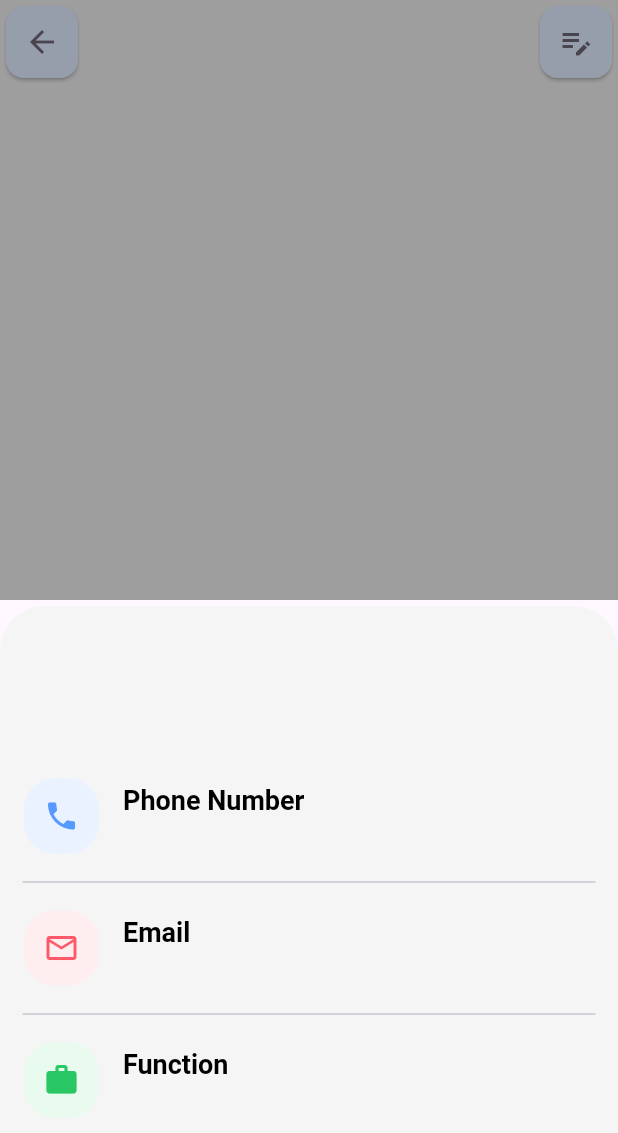
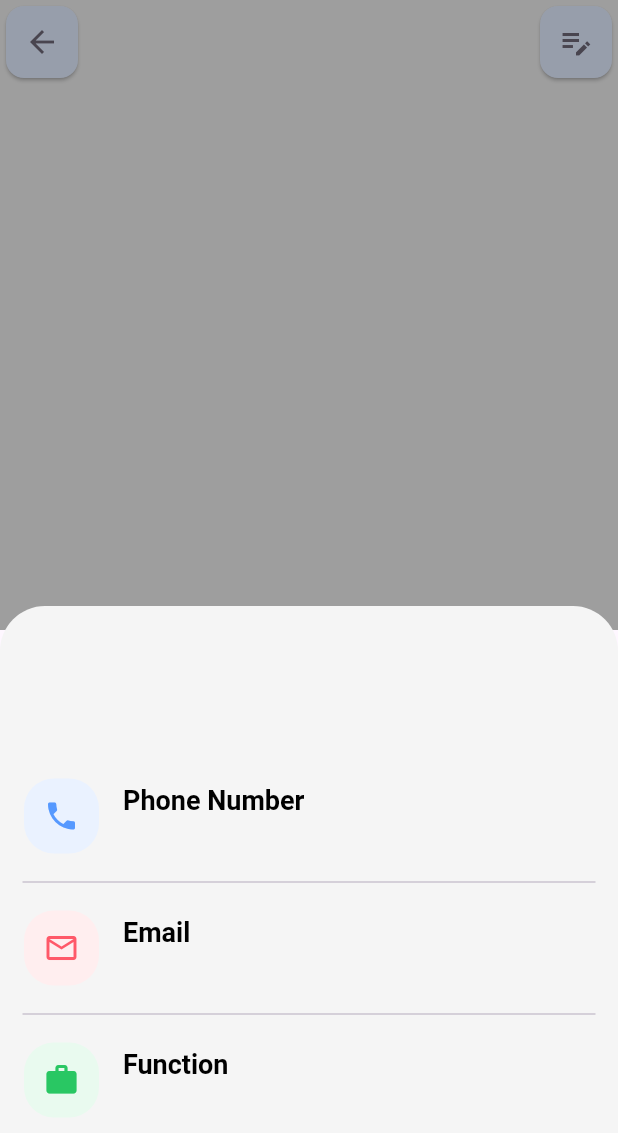
Before and after one commit to mustfa-magdy-mohamed-nasr/contact_app, a Flutter app: the DetalisView screen opened directly with empty values, on a phone screen of 412 x 824 dp. Shown: the top 1133 px of the screen. Run offline on Flutter 3.47's test engine with Material 3 defaults, Android fonts, the phone set to English and light mode, and no system bars; our stand-ins replace bloc, flutter_bloc, flutter_slidable, hive, hive_flutter, image_picker and 1 more; accounts and stored records are empty.

Commit message:
add TweenAnimationBuilder in ImageDetails

```diff
--- a/lib/views/details_view/widgets/card_details.dart
+++ b/lib/views/details_view/widgets/card_details.dart
@@ -14,9 +14,8 @@ class CardDetails extends StatelessWidget {
   Widget build(BuildContext context) {
     return TweenAnimationBuilder(
       key: UniqueKey(),
-      tween:
-          Tween<double>(end: 420, begin: 100),
-      duration: const Duration(milliseconds: 500),
+      tween: Tween<double>(end: 420, begin: 100),
+      duration: const Duration(milliseconds: 400),
       builder: (context, value, child) {
         return SizedBox(
           width: MediaQuery.of(context).size.width,
--- a/lib/views/details_view/widgets/image_detalis.dart
+++ b/lib/views/details_view/widgets/image_detalis.dart
@@ -12,6 +12,20 @@ class ImageDetails extends StatelessWidget {
 
   @override
   Widget build(BuildContext context) {
+    return TweenAnimationBuilder(
+      key: UniqueKey(),
+      tween: Tween<double>(end: 420, begin: 700),
+      duration: const Duration(milliseconds: 400),
+      builder: (context, value, child) {
+        return SizedBox(
+            width: MediaQuery.of(context).size.width,
+            height: value,
+            child: _contaner());
+      },
+    );
+  }
+
+  Widget _contaner() {
     return Container(
       width: double.infinity,
       height: 400,
```
